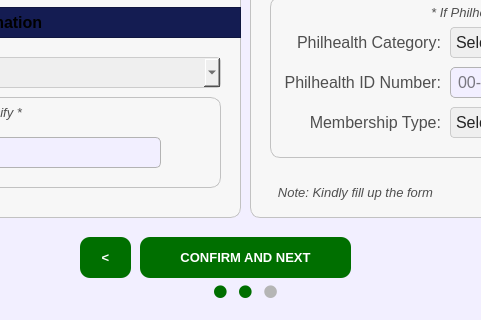
Before: the Qt Designer form UI/PopUp/Screen_CitizenProfiles/register_citizen_part_02.ui in Yohhannn/Barangay-Records-Statistics-System, drawn with Qt 5; both pictures show x 370 to 851 and y 263 to 583 of the 1171 by 583 pixel window.
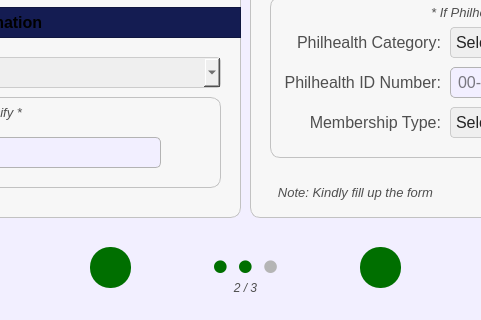
After: the same form once the commit is applied. Icons and pictures are not drawn.

Commit message:
[ Major Update V2.8.1 ] ~ Citizen Profile --> "Citizen Panel" + History Records Page + Updated Institutions Page + Updated Navigation Bars + Few Added Images & Icons + Register Citizen "Next" as Arrows
- Tiwas buntag lol
-JP

What changed in the file:
```diff
--- a/UI/PopUp/Screen_CitizenProfiles/register_citizen_part_02.ui
+++ b/UI/PopUp/Screen_CitizenProfiles/register_citizen_part_02.ui
@@ -3194,9 +3194,9 @@
   <widget class="QPushButton" name="register_buttonConfirmPart2_NextToPart3">
    <property name="geometry">
     <rect>
-     <x>510</x>
-     <y>500</y>
-     <width>211</width>
+     <x>730</x>
+     <y>510</y>
+     <width>41</width>
      <height>41</height>
     </rect>
    </property>
@@ -3214,7 +3214,7 @@
     <string notr="true">#register_buttonConfirmPart2_NextToPart3 {
     background-color: #006f00;
     color: white;
-    border-radius: 10px;
+    border-radius: 20px;
     padding: 10px; /* Optional: Adjusts spacing inside the button */
 }
 #register_buttonConfirmPart2_NextToPart3:hover {
@@ -3225,7 +3225,17 @@
 }</string>
    </property>
    <property name="text">
-    <string>CONFIRM AND NEXT</string>
+    <string/>
+   </property>
+   <property name="icon">
+    <iconset>
+     <normaloff>../../../Assets/FuncIcons/icon_arrow_next.svg</normaloff>../../../Assets/FuncIcons/icon_arrow_next.svg</iconset>
+   </property>
+   <property name="iconSize">
+    <size>
+     <width>30</width>
+     <height>30</height>
+    </size>
    </property>
   </widget>
   <widget class="QFrame" name="basePopUpBodyFrame_2">
@@ -3874,9 +3884,9 @@
    <property name="geometry">
     <rect>
      <x>510</x>
-     <y>540</y>
+     <y>510</y>
      <width>211</width>
-     <height>31</height>
+     <height>41</height>
     </rect>
    </property>
    <property name="font">
@@ -3903,9 +3913,9 @@
   <widget class="QPushButton" name="register_buttonReturnToPart1_FromPart2">
    <property name="geometry">
     <rect>
-     <x>450</x>
-     <y>500</y>
-     <width>51</width>
+     <x>460</x>
+     <y>510</y>
+     <width>41</width>
      <height>41</height>
     </rect>
    </property>
@@ -3923,7 +3933,7 @@
     <string notr="true">#register_buttonReturnToPart1_FromPart2 {
     background-color: #006f00;
     color: white;
-    border-radius: 10px;
+    border-radius: 20px;
     padding: 10px; /* Optional: Adjusts spacing inside the button */
 }
 #register_buttonReturnToPart1_FromPart2:hover {
@@ -3934,7 +3944,48 @@
 }</string>
    </property>
    <property name="text">
-    <string>&lt;</string>
+    <string/>
+   </property>
+   <property name="icon">
+    <iconset>
+     <normaloff>../../../Assets/FuncIcons/icon_arrow_prev.svg</normaloff>../../../Assets/FuncIcons/icon_arrow_prev.svg</iconset>
+   </property>
+   <property name="iconSize">
+    <size>
+     <width>30</width>
+     <height>30</height>
+    </size>
+   </property>
+  </widget>
+  <widget class="QLabel" name="progress">
+   <property name="geometry">
+    <rect>
+     <x>570</x>
+     <y>540</y>
+     <width>91</width>
+     <height>21</height>
+    </rect>
+   </property>
+   <property name="font">
+    <font>
+     <family>Arial</family>
+     <pointsize>9</pointsize>
+     <italic>true</italic>
+     <bold>false</bold>
+    </font>
+   </property>
+   <property name="styleSheet">
+    <string notr="true">#progress {
+	background-color: transparent;
+	color: #4f4f4f;
+}
+</string>
+   </property>
+   <property name="text">
+    <string>2 / 3</string>
+   </property>
+   <property name="alignment">
+    <set>Qt::AlignmentFlag::AlignCenter</set>
    </property>
   </widget>
  </widget>
```
The commit also changes 23 other files.
